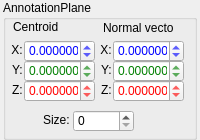
Old version of the form src/core/propAnnotationPlane.ui in the repository pojdulos/dpVision.
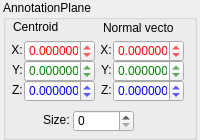
New version of the form.

The edit to the form file:
```diff
--- a/src/core/propAnnotationPlane.ui
+++ b/src/core/propAnnotationPlane.ui
@@ -50,7 +50,7 @@
      </rect>
     </property>
     <property name="styleSheet">
-     <string notr="true">color: rgb(255, 0, 0);</string>
+     <string notr="true">color: rgb(0, 0, 255);</string>
     </property>
     <property name="decimals">
      <number>6</number>
@@ -75,7 +75,7 @@
      </rect>
     </property>
     <property name="styleSheet">
-     <string notr="true">color: rgb(0, 0, 255);</string>
+     <string notr="true">color: rgb(255, 0, 0);</string>
     </property>
     <property name="decimals">
      <number>6</number>
@@ -173,7 +173,7 @@
      </rect>
     </property>
     <property name="styleSheet">
-     <string notr="true">color: rgb(255, 0, 0);</string>
+     <string notr="true">color: rgb(0, 0, 255);</string>
     </property>
     <property name="decimals">
      <number>6</number>
@@ -239,7 +239,7 @@
      </rect>
     </property>
     <property name="styleSheet">
-     <string notr="true">color: rgb(0, 0, 255);</string>
+     <string notr="true">color: rgb(255, 0, 0);</string>
     </property>
     <property name="decimals">
      <number>6</number>
```
